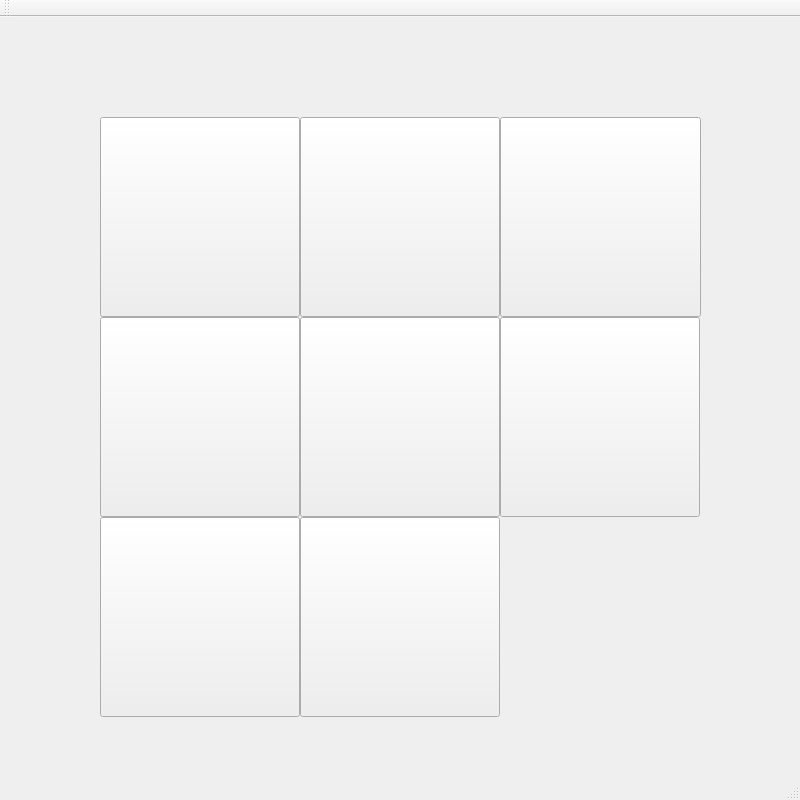
First picture: the form in puzzle/mainwindow.ui, repository braick/puzzle, before the edit.
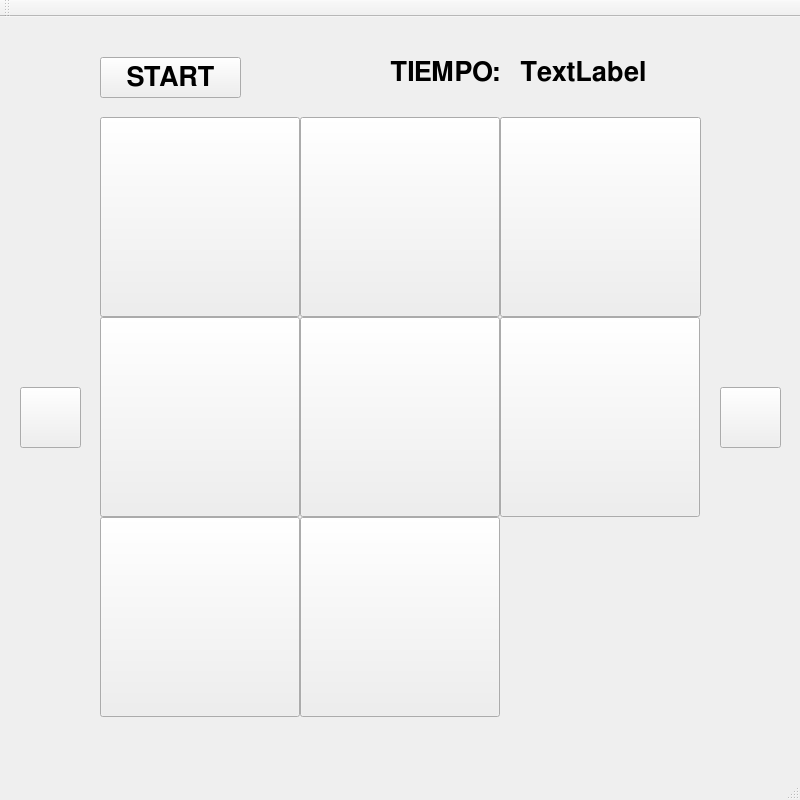
Second picture: the form after the edit.

```diff
--- a/puzzle/mainwindow.ui
+++ b/puzzle/mainwindow.ui
@@ -118,6 +118,108 @@
      <string/>
     </property>
    </widget>
+   <widget class="QLabel" name="label">
+    <property name="geometry">
+     <rect>
+      <x>520</x>
+      <y>30</y>
+      <width>181</width>
+      <height>51</height>
+     </rect>
+    </property>
+    <property name="font">
+     <font>
+      <family>FreeSans</family>
+      <pointsize>20</pointsize>
+      <weight>75</weight>
+      <bold>true</bold>
+     </font>
+    </property>
+    <property name="text">
+     <string>TextLabel</string>
+    </property>
+   </widget>
+   <widget class="QPushButton" name="start">
+    <property name="geometry">
+     <rect>
+      <x>100</x>
+      <y>40</y>
+      <width>141</width>
+      <height>41</height>
+     </rect>
+    </property>
+    <property name="font">
+     <font>
+      <family>FreeSans</family>
+      <pointsize>20</pointsize>
+      <weight>75</weight>
+      <bold>true</bold>
+     </font>
+    </property>
+    <property name="text">
+     <string>START</string>
+    </property>
+   </widget>
+   <widget class="QLabel" name="label_2">
+    <property name="geometry">
+     <rect>
+      <x>90</x>
+      <y>90</y>
+      <width>621</width>
+      <height>621</height>
+     </rect>
+    </property>
+    <property name="text">
+     <string/>
+    </property>
+   </widget>
+   <widget class="QPushButton" name="flechaD">
+    <property name="geometry">
+     <rect>
+      <x>720</x>
+      <y>370</y>
+      <width>61</width>
+      <height>61</height>
+     </rect>
+    </property>
+    <property name="text">
+     <string/>
+    </property>
+   </widget>
+   <widget class="QPushButton" name="flechaI">
+    <property name="geometry">
+     <rect>
+      <x>20</x>
+      <y>370</y>
+      <width>61</width>
+      <height>61</height>
+     </rect>
+    </property>
+    <property name="text">
+     <string/>
+    </property>
+   </widget>
+   <widget class="QLabel" name="label_3">
+    <property name="geometry">
+     <rect>
+      <x>390</x>
+      <y>30</y>
+      <width>111</width>
+      <height>51</height>
+     </rect>
+    </property>
+    <property name="font">
+     <font>
+      <family>FreeSans</family>
+      <pointsize>20</pointsize>
+      <weight>75</weight>
+      <bold>true</bold>
+     </font>
+    </property>
+    <property name="text">
+     <string>TIEMPO:</string>
+    </property>
+   </widget>
   </widget>
   <widget class="QMenuBar" name="menuBar">
    <property name="geometry">
```
